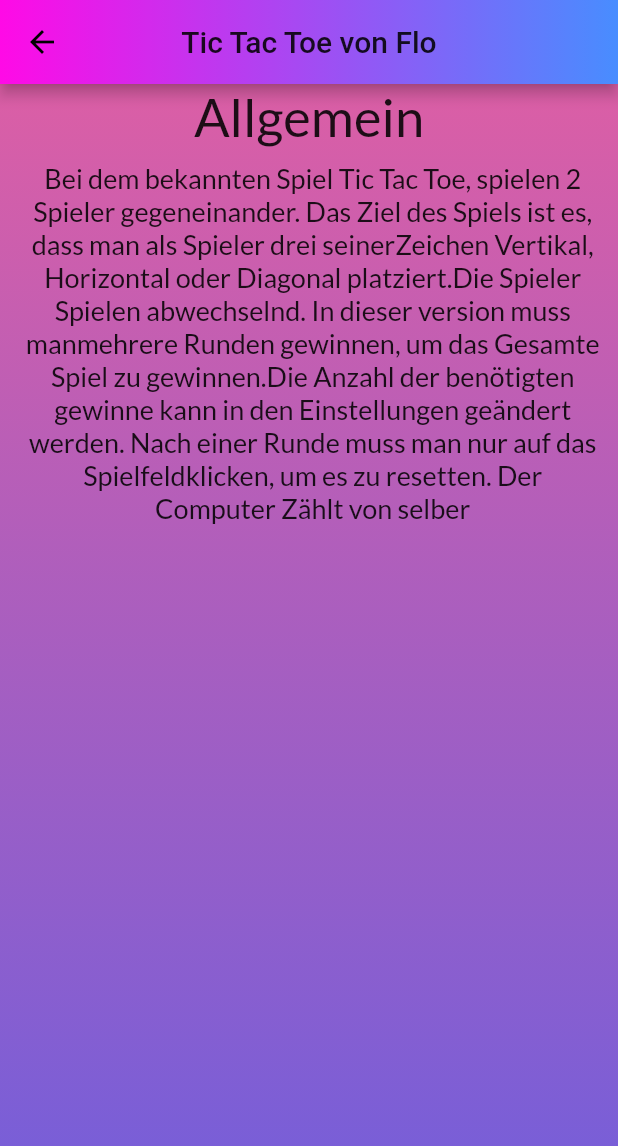
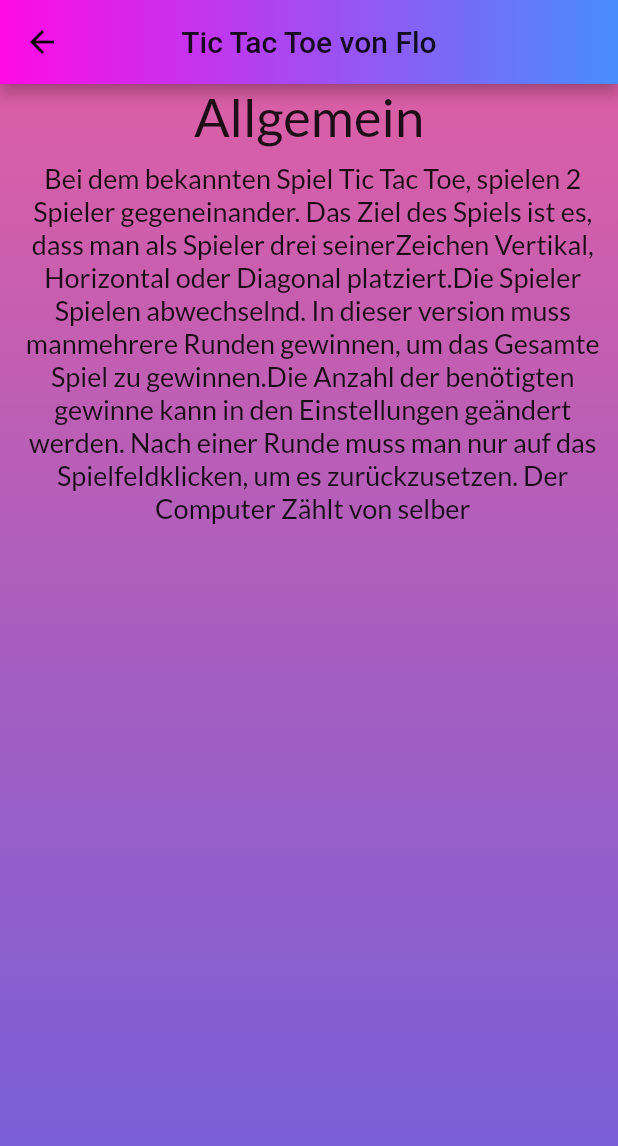
Before and after one commit to Freddy880/tic_tac_toe, a Flutter app: the ManualPage screen opened directly, on a phone screen of 412 x 824 dp. Shown: the top 1146 px of the screen. Run offline on Flutter 3.47's test engine with Material 2 defaults, Android fonts, the phone set to English and light mode, and no system bars; our stand-ins replace google_fonts.

Commit message:
Adding ManualPage.dart
-Adding button on Main page to navigate to the page
-finishing description of game

```diff
--- a/lib/ManualPage.dart
+++ b/lib/ManualPage.dart
@@ -55,7 +55,7 @@ class ManualPage extends StatelessWidget {
             "mehrere Runden gewinnen, um das Gesamte Spiel zu gewinnen."
             "Die Anzahl der benötigten gewinne kann in den Einstellungen"
             " geändert werden. Nach einer Runde muss man nur auf das Spielfeld"
-            "klicken, um es zu resetten. Der Computer Zählt von selber",
+            "klicken, um es zurückzusetzen. Der Computer Zählt von selber",
         textAlign: TextAlign.center,
         style: GoogleFonts.lato(
             textStyle: TextStyle(
```
